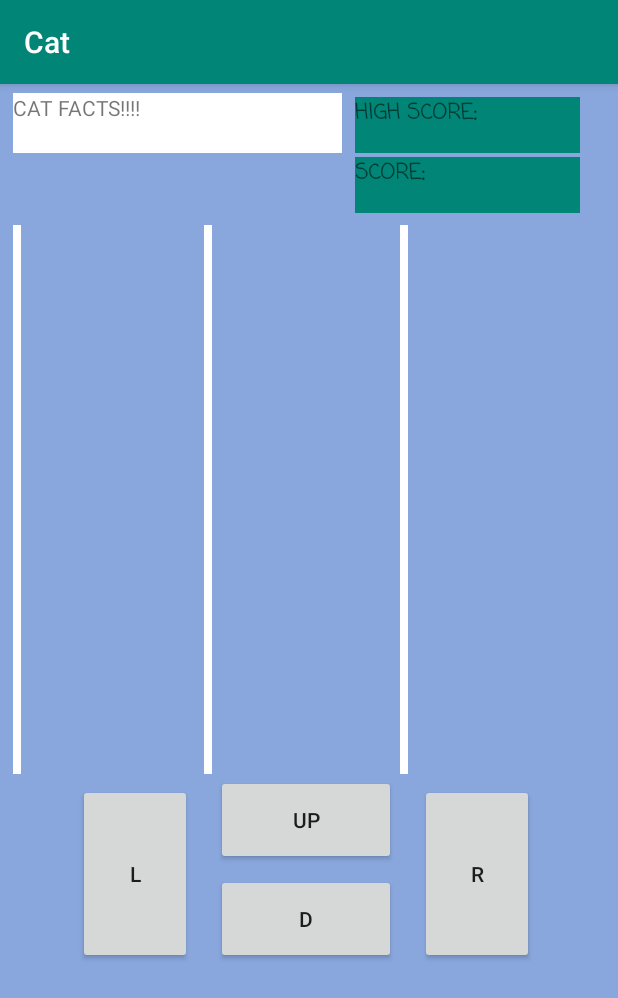
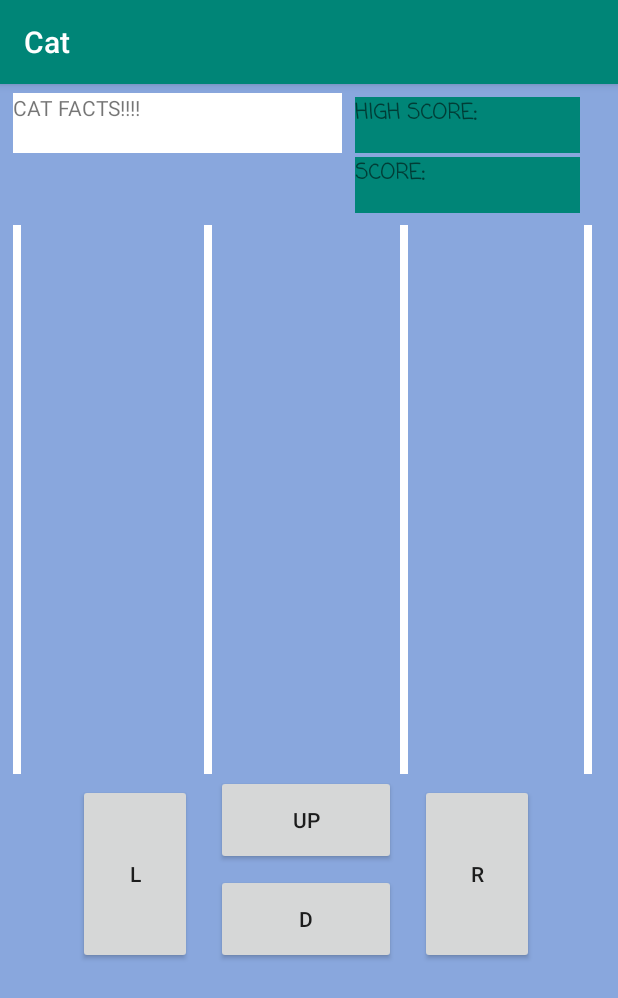
Before and after one commit to kzhang23187/Cat, an Android app: the screen it shows after launch (MainActivity), on a phone screen of 412 x 824 dp. Shown: the top 998 px of the screen. Run offline under Robolectric (Android 15) with nearby library versions, the phone set to English and light mode, and no system bars; libraries missing offline, so code that uses them is left out: android.util.

Commit message:
Finished end game now fixing ui elements and still need to call API

```diff
--- a/app/src/main/res/layout/activity_main.xml
+++ b/app/src/main/res/layout/activity_main.xml
@@ -7,6 +7,14 @@
     android:layout_height="match_parent"
     android:background="@color/colorAccent"
     tools:context=".MainActivity">
+
+    <View
+        android:id="@+id/divider5"
+        android:layout_width="5dp"
+        android:layout_height="366dp"
+        android:background="@color/colorPrimaryDark"
+        app:layout_constraintEnd_toStartOf="@+id/guideline8"
+        app:layout_constraintTop_toTopOf="@+id/guideline" />
 
     <View
         android:id="@+id/divider3"
@@ -173,4 +181,12 @@
         app:layout_constraintStart_toStartOf="@+id/guideline6"
         app:layout_constraintTop_toTopOf="@+id/guideline" />
 
+    <View
+        android:id="@+id/divider4"
+        android:layout_width="5dp"
+        android:layout_height="366dp"
+        android:background="@color/colorPrimaryDark"
+        app:layout_constraintStart_toStartOf="@+id/guideline6"
+        app:layout_constraintTop_toTopOf="@+id/guideline" />
+
 </android.support.constraint.ConstraintLayout>
```
